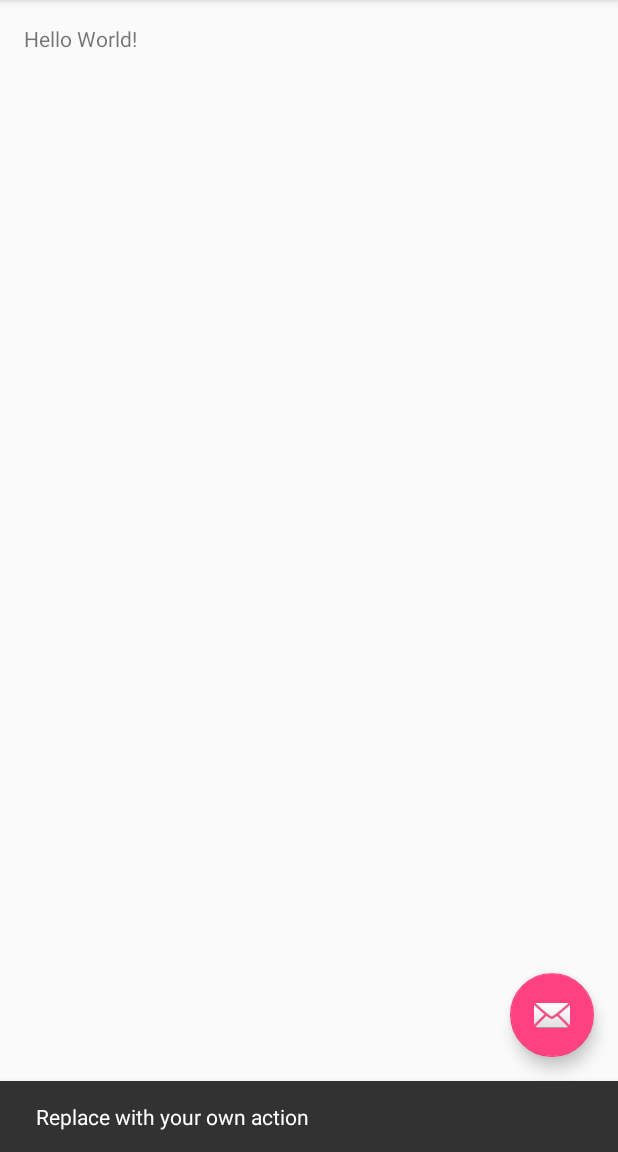
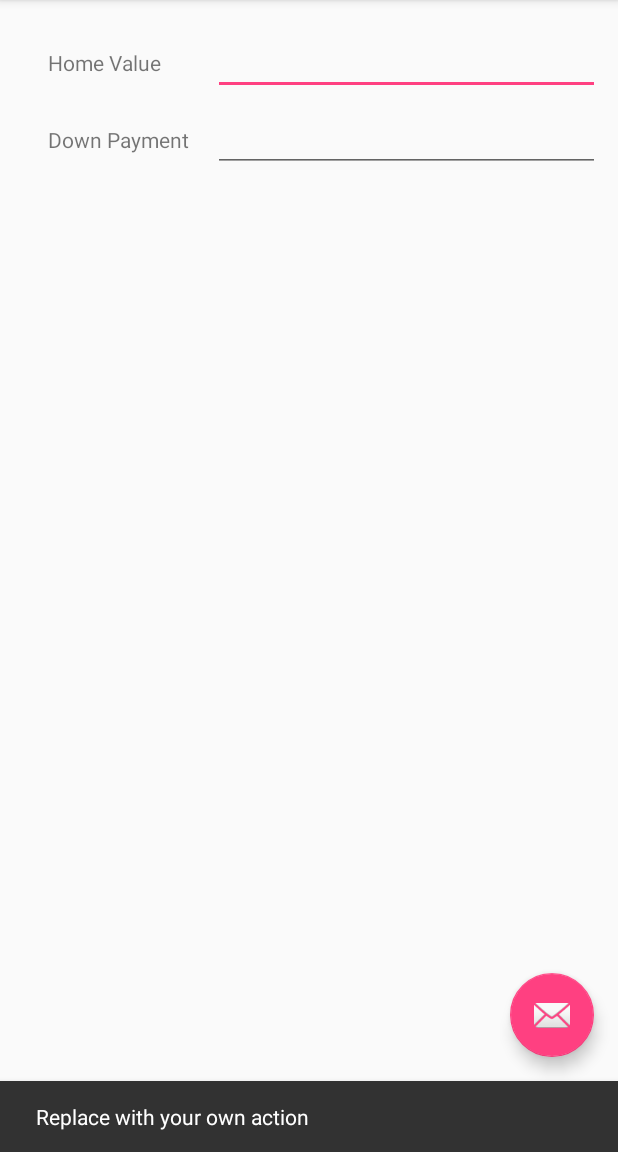
Before and after one commit to hudovisk/CMPE137Lab2, an Android app: the screen it shows after launch (MainActivity), after a tap on an icon or button, on a phone screen of 412 x 824 dp, the part 84-1236 px from its top. Run offline under Robolectric (Android 15) with nearby library versions, the phone set to English and light mode, and no system bars.

Commit message:
Initial work on the screen

```diff
--- a/app/src/main/res/layout/content_main.xml
+++ b/app/src/main/res/layout/content_main.xml
@@ -1,5 +1,5 @@
 <?xml version="1.0" encoding="utf-8"?>
-<RelativeLayout xmlns:android="http://schemas.android.com/apk/res/android"
+<ScrollView xmlns:android="http://schemas.android.com/apk/res/android"
     xmlns:tools="http://schemas.android.com/tools"
     xmlns:app="http://schemas.android.com/apk/res-auto" android:layout_width="match_parent"
     android:layout_height="match_parent" android:paddingLeft="@dimen/activity_horizontal_margin"
@@ -9,6 +9,32 @@
     app:layout_behavior="@string/appbar_scrolling_view_behavior"
     tools:showIn="@layout/activity_main" tools:context=".MainActivity">
 
-    <TextView android:text="Hello World!" android:layout_width="wrap_content"
-        android:layout_height="wrap_content" />
-</RelativeLayout>
+    <GridLayout
+        android:layout_width="match_parent"
+        android:layout_height="wrap_content"
+        android:columnCount="2">
+
+        <TextView
+            android:layout_width="wrap_content"
+            android:layout_height="wrap_content"
+            android:padding="16dp"
+            android:text="@string/home_value" />
+        <EditText
+            android:layout_width="fill_parent"
+            android:layout_height="wrap_content"
+            android:id="@+id/home_value_input"/>
+
+        <TextView
+            android:layout_width="wrap_content"
+            android:layout_height="wrap_content"
+            android:padding="16dp"
+            android:text="@string/down_payment" />
+        <EditText
+            android:id="@+id/down_payment_input"
+            android:layout_width="fill_parent"
+            android:layout_height="wrap_content"/>
+
+
+    </GridLayout>
+
+</ScrollView>
--- a/app/src/main/res/values/strings.xml
+++ b/app/src/main/res/values/strings.xml
@@ -1,4 +1,10 @@
 <resources>
     <string name="app_name">CMPE137Lab2</string>
     <string name="action_settings">Settings</string>
+
+    <string name="home_value">Home Value</string>
+    <string name="down_payment">Down Payment</string>
+    <string name="interest_rate">Interest Rate</string>
+    <string name="terms">Terms</string>
+    <string name="tax_rate">Tax Rate</string>
 </resources>
```
